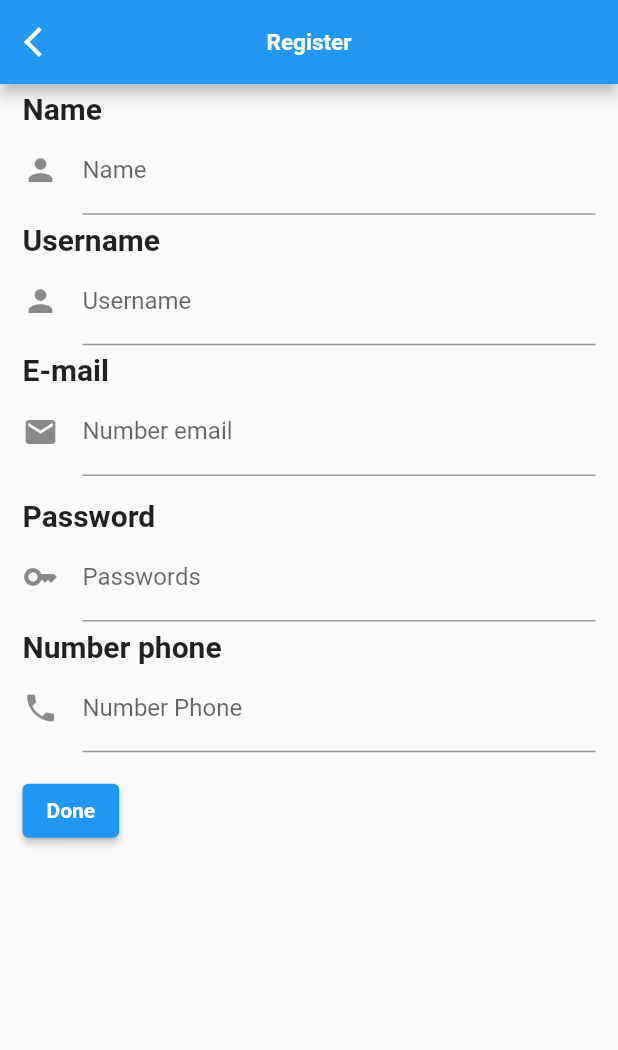
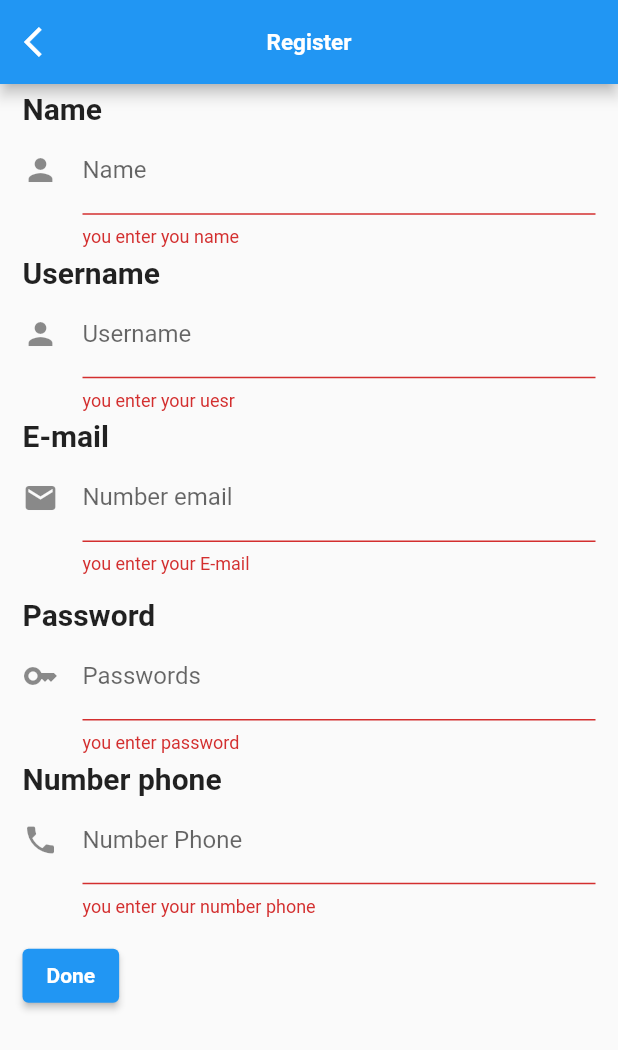
Before and after one commit to Thongek-wpm/flutter_application_login, a Flutter app: the RegisterUi screen opened directly, after a tap on "Done", on a phone screen of 412 x 824 dp. Shown: the top 1050 px of the screen. Run offline on Flutter 3.47's test engine with Material 2 defaults, Android fonts, the phone set to English and light mode, and no system bars; our stand-ins replace font_awesome_flutter, form_field_validator.

Commit message:
Update register_ui.dart

```diff
--- a/lib/screens/register_ui.dart
+++ b/lib/screens/register_ui.dart
@@ -1,7 +1,8 @@
-// ignore_for_file: avoid_unnecessary_containers
+// ignore_for_file: avoid_unnecessary_containers, avoid_print, empty_statements
 
 import 'package:flutter/material.dart';
 import 'package:flutter_application_foods/model/profile.dart';
+import 'package:form_field_validator/form_field_validator.dart';
 
 class RegisterUi extends StatefulWidget {
   const RegisterUi({super.key});
@@ -12,8 +13,13 @@ class RegisterUi extends StatefulWidget {
 
 class _RegisterUiState extends State<RegisterUi> {
   final formKey = GlobalKey<FormState>();
-  Profile profile =
-      Profile(email: '', name: '', password: '', user: '', phone: '');
+  Profile profile = Profile(
+    email: '',
+    name: '',
+    password: '',
+    user: '',
+    phone: '',
+  );
 
   @override
   Widget build(BuildContext context) {
@@ -49,6 +55,9 @@ class _RegisterUiState extends State<RegisterUi> {
                 Padding(
                   padding: const EdgeInsets.only(top: 0.1, left: 15, right: 15),
                   child: TextFormField(
+                    validator: RequiredValidator(
+                      errorText: 'you enter you name',
+                    ),
                     onSaved: (String? name) {
                       profile.name = name!;
                     },
@@ -69,6 +78,9 @@ class _RegisterUiState extends State<RegisterUi> {
                 Padding(
                   padding: const EdgeInsets.only(top: 0.1, left: 15, right: 15),
                   child: TextFormField(
+                    validator: RequiredValidator(
+                      errorText: 'you enter your uesr',
+                    ),
                     onSaved: (String? user) {
                       profile.user = user!;
                     },
@@ -89,6 +101,16 @@ class _RegisterUiState extends State<RegisterUi> {
                 Padding(
                   padding: const EdgeInsets.only(top: 0.1, left: 15, right: 15),
                   child: TextFormField(
+                    validator: MultiValidator(
+                      [
+                        RequiredValidator(
+                          errorText: 'you enter your E-mail',
+                        ),
+                        EmailValidator(
+                          errorText: 'Your email format is invalid.',
+                        )
+                      ],
+                    ),
                     onSaved: (String? email) {
                       profile.email = email!;
                     },
@@ -113,6 +135,9 @@ class _RegisterUiState extends State<RegisterUi> {
                 Padding(
                   padding: const EdgeInsets.only(top: 0.1, left: 15, right: 15),
                   child: TextFormField(
+                    validator: RequiredValidator(
+                      errorText: 'you enter password',
+                    ),
                     onSaved: (String? password) {
                       profile.password = password!;
                     },
@@ -134,6 +159,9 @@ class _RegisterUiState extends State<RegisterUi> {
                 Padding(
                   padding: const EdgeInsets.only(top: 0.1, left: 15, right: 15),
                   child: TextFormField(
+                    validator: RequiredValidator(
+                      errorText: 'you enter your number phone',
+                    ),
                     onSaved: (String? phone) {
                       profile.phone = phone!;
                     },
@@ -153,8 +181,14 @@ class _RegisterUiState extends State<RegisterUi> {
                       padding: const EdgeInsets.all(15),
                       child: ElevatedButton(
                         onPressed: () {
-                          formKey.currentState!.save();
-                          formKey.currentState!.reset();
+                          if (formKey.currentState!.validate()) {
+                            formKey.currentState!.save();
+                            print(
+                              'Name ${profile.user} User ${profile.user} E-mail ${profile.email} Password ${profile.password} Number ${profile.phone}',
+                            );
+                            formKey.currentState!.reset();
+                          }
+                          ;
                         },
                         child: const Text(
                           'Done',
--- a/pubspec.yaml
+++ b/pubspec.yaml
@@ -37,6 +37,8 @@ dependencies:
   # Use with the CupertinoIcons class for iOS style icons.
   cupertino_icons: ^1.0.2
   font_awesome_flutter: ^10.2.1
+  form_field_validator: ^1.1.0
+  firebase_core: ^2.3.0
 
 dev_dependencies:
   flutter_test:
```
Also changed, not shown: pubspec.lock.
